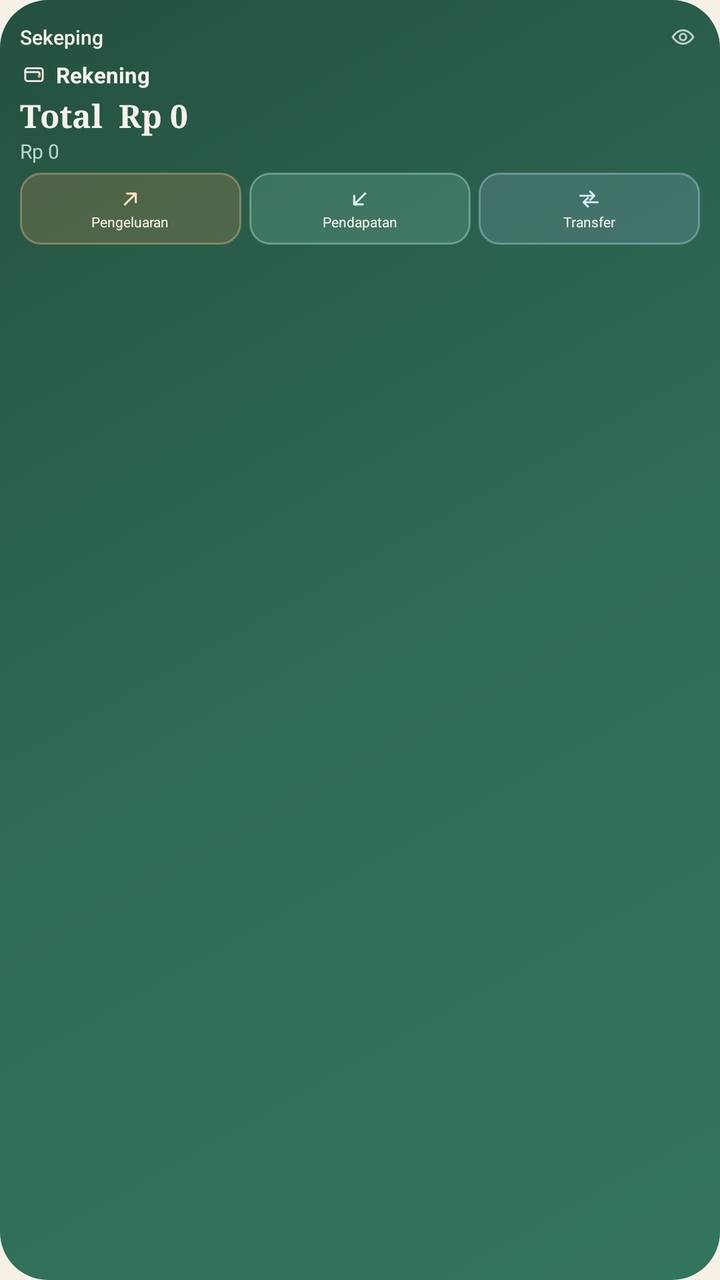
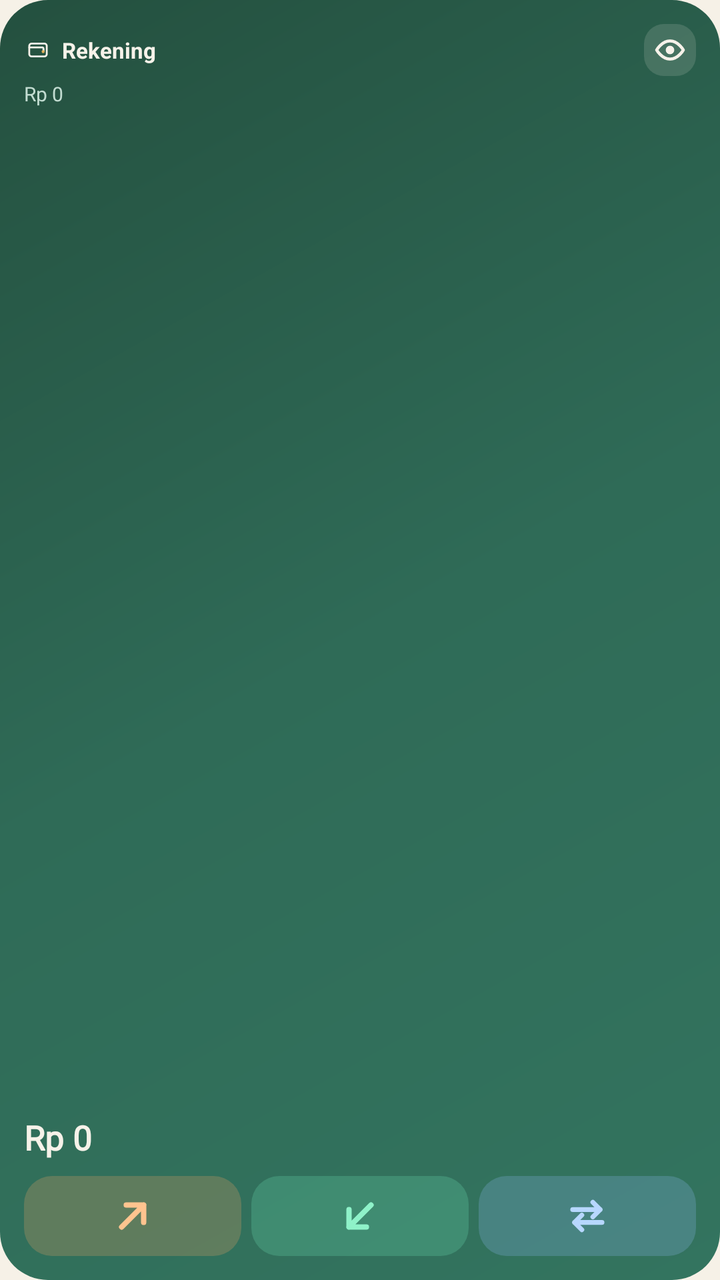

Two renders of the same Android screen: before a commit and after it. Below are the layout's source before the change and the commit's diff.
<!-- AndroidManifest.xml: application theme Theme.Sekeping -->
<!-- res/layout/widget_sekeping_square.xml -->
<?xml version="1.0" encoding="utf-8"?>
<LinearLayout xmlns:android="http://schemas.android.com/apk/res/android"
    android:id="@+id/widget_root"
    android:layout_width="match_parent"
    android:layout_height="match_parent"
    android:background="@drawable/widget_bg"
    android:contentDescription="@string/widget_open"
    android:orientation="vertical"
    android:padding="10dp">

    <LinearLayout
        android:layout_width="match_parent"
        android:layout_height="wrap_content"
        android:gravity="center_vertical"
        android:orientation="horizontal">

        <TextView
            android:layout_width="wrap_content"
            android:layout_height="wrap_content"
            android:fontFamily="sans-serif-medium"
            android:text="@string/app_name"
            android:textColor="@color/widget_cream"
            android:textSize="10sp" />

        <TextView
            android:layout_width="0dp"
            android:layout_height="1dp"
            android:layout_weight="1" />

        <ImageView
            android:id="@+id/widget_eye"
            android:layout_width="17dp"
            android:layout_height="17dp"
            android:contentDescription="@string/widget_toggle_amounts"
            android:padding="2dp"
            android:src="@drawable/ic_eye"
            android:tint="@color/widget_muted" />
    </LinearLayout>

    <LinearLayout
        android:layout_width="match_parent"
        android:layout_height="wrap_content"
        android:layout_marginTop="3dp"
        android:gravity="center_vertical"
        android:orientation="horizontal">

        <ImageView
            android:id="@+id/widget_provider_icon"
            android:layout_width="14dp"
            android:layout_height="14dp"
            android:contentDescription="@string/widget_provider"
            android:src="@drawable/ic_wallet" />

        <TextView
            android:id="@+id/widget_provider"
            android:layout_width="0dp"
            android:layout_height="wrap_content"
            android:layout_marginStart="4dp"
            android:layout_weight="1"
            android:ellipsize="end"
            android:maxLines="1"
            android:text="@string/widget_provider"
            android:textColor="@color/widget_cream"
            android:textSize="11sp"
            android:textStyle="bold" />
    </LinearLayout>

    <TextView
        android:id="@+id/widget_total"
        android:layout_width="match_parent"
        android:layout_height="wrap_content"
        android:layout_marginTop="2dp"
        android:ellipsize="end"
        android:fontFamily="serif"
        android:maxLines="1"
        android:text="Total  Rp 0"
        android:textColor="@color/widget_cream"
        android:textSize="16sp"
        android:textStyle="bold" />

    <TextView
        android:id="@+id/widget_provider_balance"
        android:layout_width="match_parent"
        android:layout_height="wrap_content"
        android:ellipsize="end"
        android:maxLines="1"
        android:text="Rp 0"
        android:textColor="@color/widget_muted"
        android:textSize="10sp" />

    <LinearLayout
        android:layout_width="match_parent"
        android:layout_height="36dp"
        android:layout_marginTop="4dp"
        android:orientation="horizontal">

        <LinearLayout
            android:id="@+id/widget_expense"
            android:layout_width="0dp"
            android:layout_height="match_parent"
            android:layout_marginEnd="4dp"
            android:layout_weight="1"
            android:background="@drawable/widget_btn_expense"
            android:clickable="true"
            android:contentDescription="@string/widget_expense"
            android:focusable="true"
            android:gravity="center"
            android:orientation="vertical">

            <ImageView
                android:layout_width="13dp"
                android:layout_height="13dp"
                android:contentDescription="@string/widget_expense"
                android:src="@drawable/ic_widget_expense"
                android:tint="@color/widget_icon_expense" />

            <TextView
                android:id="@+id/widget_expense_label"
                android:layout_width="wrap_content"
                android:layout_height="wrap_content"
                android:maxLines="1"
                android:text="@string/widget_expense"
                android:textColor="@color/widget_cream"
                android:textSize="7sp" />
        </LinearLayout>

        <LinearLayout
            android:id="@+id/widget_income"
            android:layout_width="0dp"
            android:layout_height="match_parent"
            android:layout_marginEnd="4dp"
            android:layout_weight="1"
            android:background="@drawable/widget_btn_income"
            android:clickable="true"
            android:contentDescription="@string/widget_income"
            android:focusable="true"
            android:gravity="center"
            android:orientation="vertical">

            <ImageView
                android:layout_width="13dp"
                android:layout_height="13dp"
                android:contentDescription="@string/widget_income"
                android:src="@drawable/ic_widget_income"
                android:tint="@color/widget_icon_income" />

            <TextView
                android:id="@+id/widget_income_label"
                android:layout_width="wrap_content"
                android:layout_height="wrap_content"
                android:maxLines="1"
                android:text="@string/widget_income"
                android:textColor="@color/widget_cream"
                android:textSize="7sp" />
        </LinearLayout>

        <LinearLayout
            android:id="@+id/widget_transfer"
            android:layout_width="0dp"
            android:layout_height="match_parent"
            android:layout_weight="1"
            android:background="@drawable/widget_btn_transfer"
            android:clickable="true"
            android:contentDescription="@string/widget_transfer"
            android:focusable="true"
            android:gravity="center"
            android:orientation="vertical">

            <ImageView
                android:layout_width="13dp"
                android:layout_height="13dp"
                android:contentDescription="@string/widget_transfer"
                android:src="@drawable/ic_widget_transfer"
                android:tint="@color/widget_icon_transfer" />

            <TextView
                android:id="@+id/widget_transfer_label"
                android:layout_width="wrap_content"
                android:layout_height="wrap_content"
                android:maxLines="1"
                android:text="@string/widget_transfer"
                android:textColor="@color/widget_cream"
                android:textSize="7sp" />
        </LinearLayout>
    </LinearLayout>
</LinearLayout>
<!-- resources referenced by this layout -->
<resources>
  <color name="widget_icon_expense">#FFE1BC</color>
  <color name="widget_icon_income">#D8F6EA</color>
  <color name="widget_icon_transfer">#DCEBF7</color>
  <color name="widget_muted">#B9D6CA</color>
  <!-- drawable ic_eye (drawable) -->
  <vector xmlns:android="http://schemas.android.com/apk/res/android"
      android:width="24dp" android:height="24dp"
      android:viewportWidth="24" android:viewportHeight="24">
      <path android:fillColor="#00000000" android:strokeColor="#FFFFFFFF" android:strokeWidth="1.8"
          android:pathData="M2.5,12S6,5.8 12,5.8 21.5,12 21.5,12 18,18.2 12,18.2 2.5,12 2.5,12Z" />
      <path android:fillColor="#00000000" android:strokeColor="#FFFFFFFF" android:strokeWidth="1.8"
          android:pathData="M12,12m-3,0a3,3 0 1,0 6,0a3,3 0 1,0 -6,0" />
  </vector>
  <!-- drawable ic_widget_expense (drawable) -->
  <?xml version="1.0" encoding="utf-8"?>
  <vector xmlns:android="http://schemas.android.com/apk/res/android"
      android:width="24dp"
      android:height="24dp"
      android:viewportWidth="24"
      android:viewportHeight="24">
      <path
          android:fillColor="#00000000"
          android:pathData="M7,17L17,7M9,7h8v8"
          android:strokeColor="#FFFFFFFF"
          android:strokeLineCap="round"
          android:strokeLineJoin="round"
          android:strokeWidth="1.9" />
  </vector>
  <!-- drawable ic_widget_income (drawable) -->
  <?xml version="1.0" encoding="utf-8"?>
  <vector xmlns:android="http://schemas.android.com/apk/res/android"
      android:width="24dp"
      android:height="24dp"
      android:viewportWidth="24"
      android:viewportHeight="24">
      <path
          android:fillColor="#00000000"
          android:pathData="M17,7L7,17M15,17H7V9"
          android:strokeColor="#FFFFFFFF"
          android:strokeLineCap="round"
          android:strokeLineJoin="round"
          android:strokeWidth="1.9" />
  </vector>
  <!-- drawable ic_widget_transfer (drawable) -->
  <?xml version="1.0" encoding="utf-8"?>
  <vector xmlns:android="http://schemas.android.com/apk/res/android"
      android:width="24dp"
      android:height="24dp"
      android:viewportWidth="24"
      android:viewportHeight="24">
      <path
          android:fillColor="#00000000"
          android:pathData="M4,9h13m-4,-4l4,4l-4,4M20,15H7m4,4l-4,-4l4,-4"
          android:strokeColor="#FFFFFFFF"
          android:strokeLineCap="round"
          android:strokeLineJoin="round"
          android:strokeWidth="1.8" />
  </vector>
  <!-- drawable widget_btn_expense (drawable) -->
  <?xml version="1.0" encoding="utf-8"?>
  <ripple xmlns:android="http://schemas.android.com/apk/res/android"
      android:color="#33FFFFFF">
      <item>
          <shape android:shape="rectangle">
              <solid android:color="#3DC98A4B" />
              <corners android:radius="10dp" />
              <stroke
                  android:width="1dp"
                  android:color="#66E8BE8C" />
          </shape>
      </item>
  </ripple>
  <!-- drawable widget_btn_income (drawable) -->
  <?xml version="1.0" encoding="utf-8"?>
  <ripple xmlns:android="http://schemas.android.com/apk/res/android"
      android:color="#33FFFFFF">
      <item>
          <shape android:shape="rectangle">
              <solid android:color="#338FD8C0" />
              <corners android:radius="10dp" />
              <stroke
                  android:width="1dp"
                  android:color="#66B4EED8" />
          </shape>
      </item>
  </ripple>
  <!-- drawable widget_btn_transfer (drawable) -->
  <?xml version="1.0" encoding="utf-8"?>
  <ripple xmlns:android="http://schemas.android.com/apk/res/android"
      android:color="#33FFFFFF">
      <item>
          <shape android:shape="rectangle">
              <solid android:color="#339DBBD4" />
              <corners android:radius="10dp" />
              <stroke
                  android:width="1dp"
                  android:color="#66BED7EC" />
          </shape>
      </item>
  </ripple>
  <string name="app_name">Sekeping</string>
  <!-- unchanged entries left out for length: 14 -->
</resources>

<!-- the commit's change to res/layout/widget_sekeping_square.xml (unified diff, before → after) -->
@@ -6,41 +6,11 @@
     android:background="@drawable/widget_bg"
     android:contentDescription="@string/widget_open"
     android:orientation="vertical"
-    android:padding="10dp">
+    android:padding="12dp">
 
     <LinearLayout
         android:layout_width="match_parent"
         android:layout_height="wrap_content"
-        android:gravity="center_vertical"
-        android:orientation="horizontal">
-
-        <TextView
-            android:layout_width="wrap_content"
-            android:layout_height="wrap_content"
-            android:fontFamily="sans-serif-medium"
-            android:text="@string/app_name"
-            android:textColor="@color/widget_cream"
-            android:textSize="10sp" />
-
-        <TextView
-            android:layout_width="0dp"
-            android:layout_height="1dp"
-            android:layout_weight="1" />
-
-        <ImageView
-            android:id="@+id/widget_eye"
-            android:layout_width="17dp"
-            android:layout_height="17dp"
-            android:contentDescription="@string/widget_toggle_amounts"
-            android:padding="2dp"
-            android:src="@drawable/ic_eye"
-            android:tint="@color/widget_muted" />
-    </LinearLayout>
-
-    <LinearLayout
-        android:layout_width="match_parent"
-        android:layout_height="wrap_content"
-        android:layout_marginTop="3dp"
         android:gravity="center_vertical"
         android:orientation="horizontal">
 
@@ -55,7 +25,7 @@
             android:id="@+id/widget_provider"
             android:layout_width="0dp"
             android:layout_height="wrap_content"
-            android:layout_marginStart="4dp"
+            android:layout_marginStart="5dp"
             android:layout_weight="1"
             android:ellipsize="end"
             android:maxLines="1"
@@ -63,42 +33,69 @@
             android:textColor="@color/widget_cream"
             android:textSize="11sp"
             android:textStyle="bold" />
+
+        <ImageView
+            android:id="@+id/widget_eye"
+            android:layout_width="26dp"
+            android:layout_height="26dp"
+            android:layout_marginStart="4dp"
+            android:background="@drawable/widget_chip"
+            android:contentDescription="@string/widget_toggle_amounts"
+            android:padding="5dp"
+            android:src="@drawable/ic_eye"
+            android:tint="@color/widget_cream" />
     </LinearLayout>
-
-    <TextView
-        android:id="@+id/widget_total"
-        android:layout_width="match_parent"
-        android:layout_height="wrap_content"
-        android:layout_marginTop="2dp"
-        android:ellipsize="end"
-        android:fontFamily="serif"
-        android:maxLines="1"
-        android:text="Total  Rp 0"
-        android:textColor="@color/widget_cream"
-        android:textSize="16sp"
-        android:textStyle="bold" />
 
     <TextView
         android:id="@+id/widget_provider_balance"
         android:layout_width="match_parent"
         android:layout_height="wrap_content"
+        android:layout_marginTop="2dp"
         android:ellipsize="end"
         android:maxLines="1"
         android:text="Rp 0"
         android:textColor="@color/widget_muted"
         android:textSize="10sp" />
 
+    <View
+        android:layout_width="match_parent"
+        android:layout_height="0dp"
+        android:layout_weight="1" />
+
+    <TextView
+        android:id="@+id/widget_total_label"
+        android:layout_width="match_parent"
+        android:layout_height="wrap_content"
+        android:ellipsize="end"
+        android:letterSpacing="0.14"
+        android:maxLines="1"
+        android:textAllCaps="true"
+        android:textColor="@color/widget_muted"
+        android:textSize="7sp"
+        android:textStyle="bold" />
+
+    <TextView
+        android:id="@+id/widget_total"
+        android:layout_width="match_parent"
+        android:layout_height="wrap_content"
+        android:ellipsize="end"
+        android:maxLines="1"
+        android:text="Rp 0"
+        android:textColor="@color/widget_cream"
+        android:textSize="17sp"
+        android:textStyle="bold"
+        style="@style/WidgetBalance" />
+
     <LinearLayout
         android:layout_width="match_parent"
-        android:layout_height="36dp"
-        android:layout_marginTop="4dp"
+        android:layout_height="40dp"
+        android:layout_marginTop="8dp"
         android:orientation="horizontal">
 
         <LinearLayout
             android:id="@+id/widget_expense"
             android:layout_width="0dp"
             android:layout_height="match_parent"
-            android:layout_marginEnd="4dp"
             android:layout_weight="1"
             android:background="@drawable/widget_btn_expense"
             android:clickable="true"
@@ -108,27 +105,24 @@
             android:orientation="vertical">
 
             <ImageView
-                android:layout_width="13dp"
-                android:layout_height="13dp"
+                android:layout_width="22dp"
+                android:layout_height="22dp"
                 android:contentDescription="@string/widget_expense"
                 android:src="@drawable/ic_widget_expense"
                 android:tint="@color/widget_icon_expense" />
 
             <TextView
                 android:id="@+id/widget_expense_label"
-                android:layout_width="wrap_content"
-                android:layout_height="wrap_content"
-                android:maxLines="1"
-                android:text="@string/widget_expense"
-                android:textColor="@color/widget_cream"
-                android:textSize="7sp" />
+                android:layout_width="0dp"
+                android:layout_height="0dp"
+                android:visibility="gone" />
         </LinearLayout>
 
         <LinearLayout
             android:id="@+id/widget_income"
             android:layout_width="0dp"
             android:layout_height="match_parent"
-            android:layout_marginEnd="4dp"
+            android:layout_marginStart="5dp"
             android:layout_weight="1"
             android:background="@drawable/widget_btn_income"
             android:clickable="true"
@@ -138,26 +132,24 @@
             android:orientation="vertical">
 
             <ImageView
-                android:layout_width="13dp"
-                android:layout_height="13dp"
+                android:layout_width="22dp"
+                android:layout_height="22dp"
                 android:contentDescription="@string/widget_income"
                 android:src="@drawable/ic_widget_income"
                 android:tint="@color/widget_icon_income" />
 
             <TextView
                 android:id="@+id/widget_income_label"
-                android:layout_width="wrap_content"
-                android:layout_height="wrap_content"
-                android:maxLines="1"
-                android:text="@string/widget_income"
-                android:textColor="@color/widget_cream"
-                android:textSize="7sp" />
+                android:layout_width="0dp"
+                android:layout_height="0dp"
+                android:visibility="gone" />
         </LinearLayout>
 
         <LinearLayout
             android:id="@+id/widget_transfer"
             android:layout_width="0dp"
             android:layout_height="match_parent"
+            android:layout_marginStart="5dp"
             android:layout_weight="1"
             android:background="@drawable/widget_btn_transfer"
             android:clickable="true"
@@ -167,20 +159,17 @@
             android:orientation="vertical">
 
             <ImageView
-                android:layout_width="13dp"
-                android:layout_height="13dp"
+                android:layout_width="22dp"
+                android:layout_height="22dp"
                 android:contentDescription="@string/widget_transfer"
                 android:src="@drawable/ic_widget_transfer"
                 android:tint="@color/widget_icon_transfer" />
 
             <TextView
                 android:id="@+id/widget_transfer_label"
-                android:layout_width="wrap_content"
-                android:layout_height="wrap_content"
-                android:maxLines="1"
-                android:text="@string/widget_transfer"
-                android:textColor="@color/widget_cream"
-                android:textSize="7sp" />
+                android:layout_width="0dp"
+                android:layout_height="0dp"
+                android:visibility="gone" />
         </LinearLayout>
     </LinearLayout>
 </LinearLayout>
<!-- resource entries referenced after the edit -->
@@ -1,17 +1,19 @@
 <!-- resources referenced by this layout -->
 <resources>
-  <color name="widget_icon_expense">#FFE1BC</color>
-  <color name="widget_icon_income">#D8F6EA</color>
-  <color name="widget_icon_transfer">#DCEBF7</color>
-  <color name="widget_muted">#B9D6CA</color>
+  <color name="widget_icon_expense">#FFC48F</color>
+  <color name="widget_icon_income">#8FF2C9</color>
+  <color name="widget_icon_transfer">#B7D7FF</color>
+  <color name="widget_muted">#C2DCD1</color>
   <!-- drawable ic_eye (drawable) -->
+  <?xml version="1.0" encoding="utf-8"?>
   <vector xmlns:android="http://schemas.android.com/apk/res/android"
       android:width="24dp" android:height="24dp"
       android:viewportWidth="24" android:viewportHeight="24">
-      <path android:fillColor="#00000000" android:strokeColor="#FFFFFFFF" android:strokeWidth="1.8"
-          android:pathData="M2.5,12S6,5.8 12,5.8 21.5,12 21.5,12 18,18.2 12,18.2 2.5,12 2.5,12Z" />
-      <path android:fillColor="#00000000" android:strokeColor="#FFFFFFFF" android:strokeWidth="1.8"
-          android:pathData="M12,12m-3,0a3,3 0 1,0 6,0a3,3 0 1,0 -6,0" />
+      <path android:fillColor="#00000000" android:strokeColor="#FFFFFFFF" android:strokeWidth="2.3"
+          android:strokeLineJoin="round"
+          android:pathData="M2,12S5.8,5.2 12,5.2 22,12 22,12 18.2,18.8 12,18.8 2,12 2,12Z" />
+      <path android:fillColor="#FFFFFFFF"
+          android:pathData="M12,8.8a3.2,3.2 0 1,0 0,6.4a3.2,3.2 0 1,0 0,-6.4Z" />
   </vector>
   <!-- drawable ic_widget_expense (drawable) -->
   <?xml version="1.0" encoding="utf-8"?>
@@ -22,11 +24,11 @@
       android:viewportHeight="24">
       <path
           android:fillColor="#00000000"
-          android:pathData="M7,17L17,7M9,7h8v8"
+          android:pathData="M6,18L18,6M8.5,6H18V15.5"
           android:strokeColor="#FFFFFFFF"
           android:strokeLineCap="round"
           android:strokeLineJoin="round"
-          android:strokeWidth="1.9" />
+          android:strokeWidth="2.9" />
   </vector>
   <!-- drawable ic_widget_income (drawable) -->
   <?xml version="1.0" encoding="utf-8"?>
@@ -37,11 +39,11 @@
       android:viewportHeight="24">
       <path
           android:fillColor="#00000000"
-          android:pathData="M17,7L7,17M15,17H7V9"
+          android:pathData="M18,6L6,18M15.5,18H6V8.5"
           android:strokeColor="#FFFFFFFF"
           android:strokeLineCap="round"
           android:strokeLineJoin="round"
-          android:strokeWidth="1.9" />
+          android:strokeWidth="2.9" />
   </vector>
   <!-- drawable ic_widget_transfer (drawable) -->
   <?xml version="1.0" encoding="utf-8"?>
@@ -52,55 +54,56 @@
       android:viewportHeight="24">
       <path
           android:fillColor="#00000000"
-          android:pathData="M4,9h13m-4,-4l4,4l-4,4M20,15H7m4,4l-4,-4l4,-4"
+          android:pathData="M4,8.5H19M15,4.5L19,8.5L15,12.5M20,15.5H5M9,11.5L5,15.5L9,19.5"
           android:strokeColor="#FFFFFFFF"
           android:strokeLineCap="round"
           android:strokeLineJoin="round"
-          android:strokeWidth="1.8" />
+          android:strokeWidth="2.6" />
   </vector>
   <!-- drawable widget_btn_expense (drawable) -->
   <?xml version="1.0" encoding="utf-8"?>
   <ripple xmlns:android="http://schemas.android.com/apk/res/android"
-      android:color="#33FFFFFF">
+      android:color="#40FFFFFF">
       <item>
           <shape android:shape="rectangle">
-              <solid android:color="#3DC98A4B" />
-              <corners android:radius="10dp" />
-              <stroke
-                  android:width="1dp"
-                  android:color="#66E8BE8C" />
+              <solid android:color="#3DF0A264" />
+              <corners android:radius="14dp" />
           </shape>
       </item>
   </ripple>
   <!-- drawable widget_btn_income (drawable) -->
   <?xml version="1.0" encoding="utf-8"?>
   <ripple xmlns:android="http://schemas.android.com/apk/res/android"
-      android:color="#33FFFFFF">
+      android:color="#40FFFFFF">
       <item>
           <shape android:shape="rectangle">
-              <solid android:color="#338FD8C0" />
-              <corners android:radius="10dp" />
-              <stroke
-                  android:width="1dp"
-                  android:color="#66B4EED8" />
+              <solid android:color="#3D6FE3B5" />
+              <corners android:radius="14dp" />
           </shape>
       </item>
   </ripple>
   <!-- drawable widget_btn_transfer (drawable) -->
   <?xml version="1.0" encoding="utf-8"?>
   <ripple xmlns:android="http://schemas.android.com/apk/res/android"
-      android:color="#33FFFFFF">
+      android:color="#40FFFFFF">
       <item>
           <shape android:shape="rectangle">
-              <solid android:color="#339DBBD4" />
-              <corners android:radius="10dp" />
-              <stroke
-                  android:width="1dp"
-                  android:color="#66BED7EC" />
+              <solid android:color="#3D8DB8F0" />
+              <corners android:radius="14dp" />
           </shape>
       </item>
   </ripple>
-  <string name="app_name">Sekeping</string>
+  <!-- drawable widget_chip (drawable) -->
+  <?xml version="1.0" encoding="utf-8"?>
+  <shape xmlns:android="http://schemas.android.com/apk/res/android"
+      android:shape="rectangle">
+      <solid android:color="#24F6F2E9" />
+      <corners android:radius="10dp" />
+  </shape>
+  <style name="WidgetBalance">
+          <item name="android:fontFamily">serif</item>
+          <item name="android:textStyle">bold</item>
+      </style>
   <!-- unchanged entries left out for length: 14 -->
 </resources>
 
